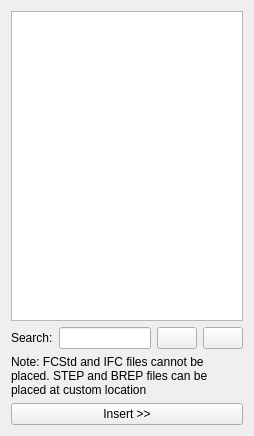
yorikvanhavre/BIM_Workbench, file dialogLibrary.ui: the form before one commit.
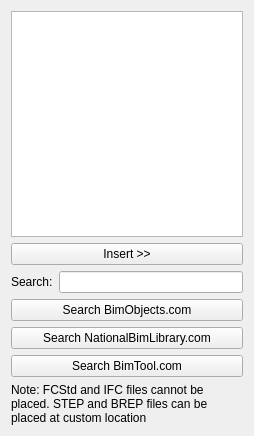
The form after the commit.

Commit message: Finished search function of bim library tool

```diff
--- a/dialogLibrary.ui
+++ b/dialogLibrary.ui
@@ -21,6 +21,13 @@
      </property>
     </widget>
    </item>
+   <item>
+    <widget class="QPushButton" name="buttonInsert">
+     <property name="text">
+      <string>Insert &gt;&gt;</string>
+     </property>
+    </widget>
+   </item>
    <item>
     <layout class="QHBoxLayout" name="horizontalLayout">
      <item>
@@ -33,22 +40,29 @@
      <item>
       <widget class="QLineEdit" name="searchBox"/>
      </item>
-     <item>
-      <widget class="QPushButton" name="buttonClear">
-       <property name="text">
-        <string/>
-       </property>
-      </widget>
-     </item>
-     <item>
-      <widget class="QPushButton" name="buttonWeb">
-       <property name="text">
-        <string/>
-       </property>
-      </widget>
-     </item>
     </layout>
    </item>
+   <item>
+    <widget class="QPushButton" name="buttonBimObject">
+     <property name="text">
+      <string>Search BimObjects.com</string>
+     </property>
+    </widget>
+   </item>
+   <item>
+    <widget class="QPushButton" name="buttonNBSLibrary">
+     <property name="text">
+      <string>Search NationalBimLibrary.com</string>
+     </property>
+    </widget>
+   </item>
+   <item>
+    <widget class="QPushButton" name="buttonBimTool">
+     <property name="text">
+      <string>Search BimTool.com</string>
+     </property>
+    </widget>
+   </item>
    <item>
     <widget class="QLabel" name="label">
      <property name="text">
@@ -59,13 +73,6 @@
      </property>
     </widget>
    </item>
-   <item>
-    <widget class="QPushButton" name="buttonInsert">
-     <property name="text">
-      <string>Insert &gt;&gt;</string>
-     </property>
-    </widget>
-   </item>
   </layout>
  </widget>
  <resources/>
```
The commit also changes 4 other files.
